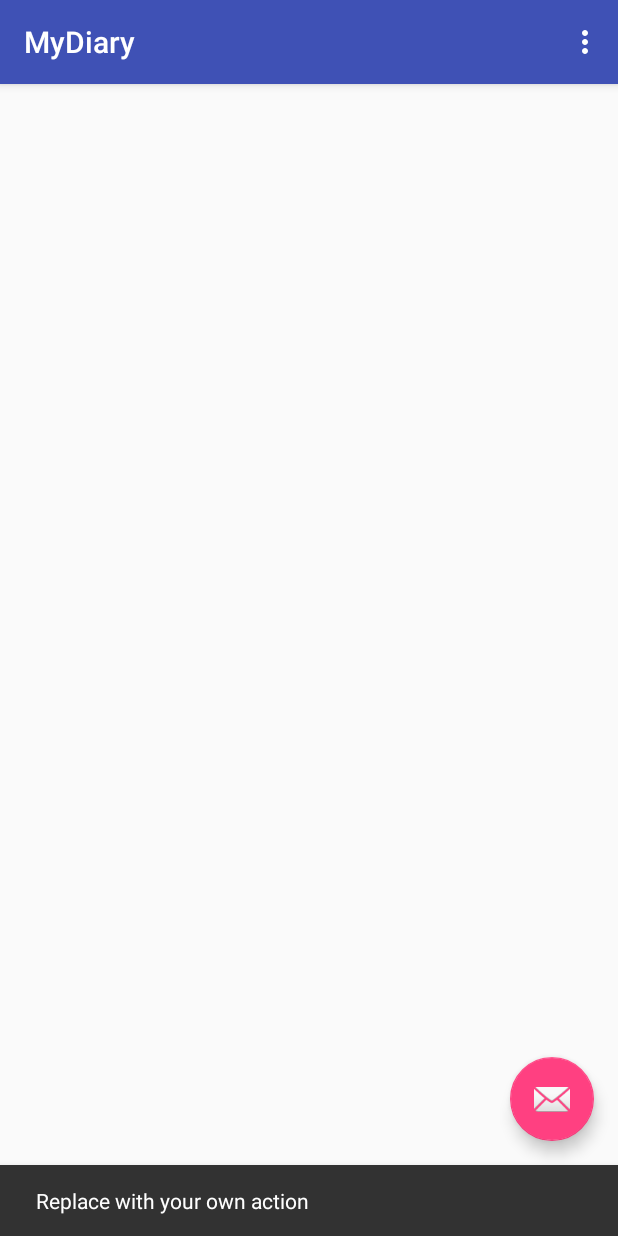
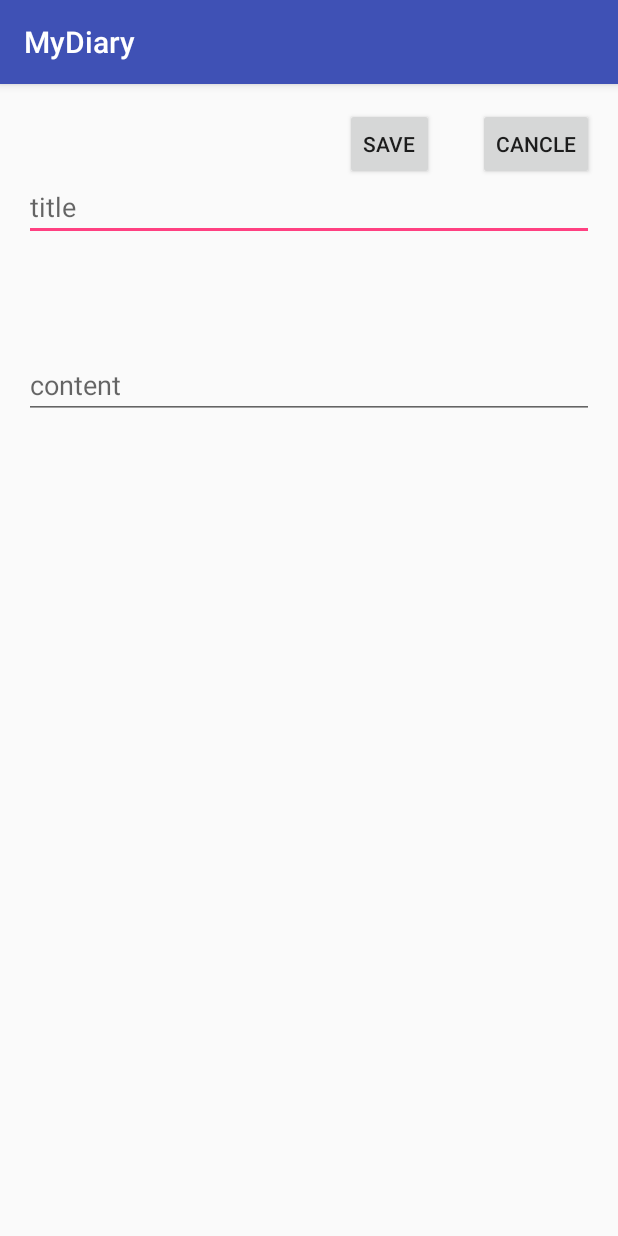
Before and after one commit to qiaofei/CodePractises, an Android app: the MainActivity screen opened directly, with no data from a screen before it, after a tap on an icon or button, on a phone screen of 412 x 824 dp. Run offline under Robolectric (Android 15) with nearby library versions, the phone set to English and light mode, and no system bars; our stand-ins replace ButterKnife; libraries missing offline, so code that uses them is left out: com.joanzapata.android.

Commit message:
new activity insert new diary
新增日志Activity

```diff
--- a/MyDiary/app/src/main/java/com/asia00/mydiary/util/CommonUrl.java
+++ b/MyDiary/app/src/main/java/com/asia00/mydiary/util/CommonUrl.java
@@ -6,6 +6,7 @@ package com.asia00.mydiary.util;
 public class CommonUrl {
     //    public static final String BASESERVICEURL = "http://120.24.13.208:8080/TrailerService/";
     public static final String BASESERVICEURL = "http://192.168.1.189:8080/MyDiaryService/";
+    //login?username=qiaofei&&password=111111
     public static final String LOGINURL = "user/login";
     public static final String REGISTERURL = "user/register";
     public static final String GETDIARYBYUSERIDURL = "diary/getDiaryInfoById";
--- /dev/null
+++ b/MyDiary/app/src/main/java/com/asia00/mydiary/view/DiaryActivity.java
@@ -0,0 +1,63 @@
+package com.asia00.mydiary.view;
+
+import android.os.Bundle;
+import android.view.View;
+import android.widget.EditText;
+import android.widget.Toast;
+
+import com.asia00.mydiary.R;
+import com.asia00.mydiary.entity.DiaryInfo;
+import com.asia00.mydiary.util.DateTimeUtil;
+
+import java.util.HashMap;
+
+import butterknife.Bind;
+import butterknife.OnClick;
+
+public class DiaryActivity extends BaseActivity {
+    @Bind(R.id.etTitle)
+    EditText etTitle;
+    @Bind(R.id.etContent)
+    EditText etContent;
+
+    @Override
+    protected void onCreate(Bundle savedInstanceState) {
+        super.onCreate(savedInstanceState);
+        setContentView(R.layout.activity_diary);
+        initSharedPreference();
+    }
+
+    @OnClick({R.id.btnSave, R.id.btnCancle})
+    public void onClick(View view) {
+        switch (view.getId()) {
+            case R.id.btnSave:
+                break;
+            case R.id.btnCancle:
+                break;
+        }
+    }
+
+    /**
+     * 添加新日志
+     */
+    public void saveDiary() {
+        HashMap hashMap = new HashMap();
+        String sTitle = etTitle.getText().toString();
+        String sContent = etContent.getText().toString();
+        //拿到用户id
+        int userId = mSharedPreferences.getInt("userid", 0);
+        //拿到当前时间
+        String sCurrTime = DateTimeUtil.getCurrTime();
+        if (sTitle.length() < 1) {
+            Toast.makeText(this, "标题不能为空！", Toast.LENGTH_SHORT).show();
+            return;
+        }
+        try {
+            DiaryInfo localDiary = new DiaryInfo(sTitle, sContent, userId, sCurrTime);
+            hashMap.put("localDiary", localDiary);
+            //将localDiary上传至服务器
+        } catch (Exception e) {
+
+        }
+    }
+}
--- a/MyDiary/app/src/main/java/com/asia00/mydiary/view/MainActivity.java
+++ b/MyDiary/app/src/main/java/com/asia00/mydiary/view/MainActivity.java
@@ -1,8 +1,8 @@
 package com.asia00.mydiary.view;
 
+import android.content.Intent;
 import android.os.Bundle;
 import android.support.design.widget.FloatingActionButton;
-import android.support.design.widget.Snackbar;
 import android.support.v7.widget.Toolbar;
 import android.view.Menu;
 import android.view.MenuItem;
@@ -34,8 +34,7 @@ public class MainActivity extends BaseActivity {
         fab.setOnClickListener(new View.OnClickListener() {
             @Override
             public void onClick(View view) {
-                Snackbar.make(view, "Replace with your own action", Snackbar.LENGTH_LONG)
-                        .setAction("Action", null).show();
+                startActivity(new Intent(MainActivity.this, DiaryActivity.class));
             }
         });
         initSharedPreference();
--- /dev/null
+++ b/MyDiary/app/src/main/res/layout/activity_diary.xml
@@ -0,0 +1,52 @@
+<?xml version="1.0" encoding="utf-8"?>
+<RelativeLayout xmlns:android="http://schemas.android.com/apk/res/android"
+    xmlns:tools="http://schemas.android.com/tools"
+    android:layout_width="match_parent"
+    android:layout_height="match_parent"
+    android:paddingBottom="@dimen/activity_vertical_margin"
+    android:paddingLeft="@dimen/activity_horizontal_margin"
+    android:paddingRight="@dimen/activity_horizontal_margin"
+    android:paddingTop="@dimen/activity_vertical_margin"
+    tools:context="com.asia00.mydiary.view.DiaryActivity">
+
+    <EditText
+        android:id="@+id/etTitle"
+        android:layout_width="match_parent"
+        android:layout_height="wrap_content"
+        android:layout_alignParentLeft="true"
+        android:layout_alignParentStart="true"
+        android:layout_alignParentTop="true"
+        android:layout_marginTop="43dp"
+        android:hint="title" />
+
+    <EditText
+        android:id="@+id/etContent"
+        android:layout_width="match_parent"
+        android:layout_height="wrap_content"
+        android:layout_below="@+id/etTitle"
+        android:layout_centerHorizontal="true"
+        android:layout_marginTop="73dp"
+        android:hint="content" />
+
+    <Button
+        android:id="@+id/btnSave"
+        style="?android:attr/buttonStyleSmall"
+        android:layout_width="wrap_content"
+        android:layout_height="wrap_content"
+        android:layout_alignParentTop="true"
+        android:layout_marginEnd="29dp"
+        android:layout_marginRight="29dp"
+        android:layout_toLeftOf="@+id/btnCancle"
+        android:layout_toStartOf="@+id/btnCancle"
+        android:text="save" />
+
+    <Button
+        android:id="@+id/btnCancle"
+        style="?android:attr/buttonStyleSmall"
+        android:layout_width="wrap_content"
+        android:layout_height="wrap_content"
+        android:layout_alignBottom="@+id/btnSave"
+        android:layout_alignParentEnd="true"
+        android:layout_alignParentRight="true"
+        android:text="cancle" />
+</RelativeLayout>
```
Also changed, not shown: MyDiary/app/src/main/AndroidManifest.xml (+5 -3 lines), MyDiary/app/src/main/java/com/asia00/mydiary/entity/DiaryInfo.java (+0 -18 lines), MyDiary/app/src/main/java/com/asia00/mydiary/util/DateTimeUtil.java (added, +16 -0 lines).
